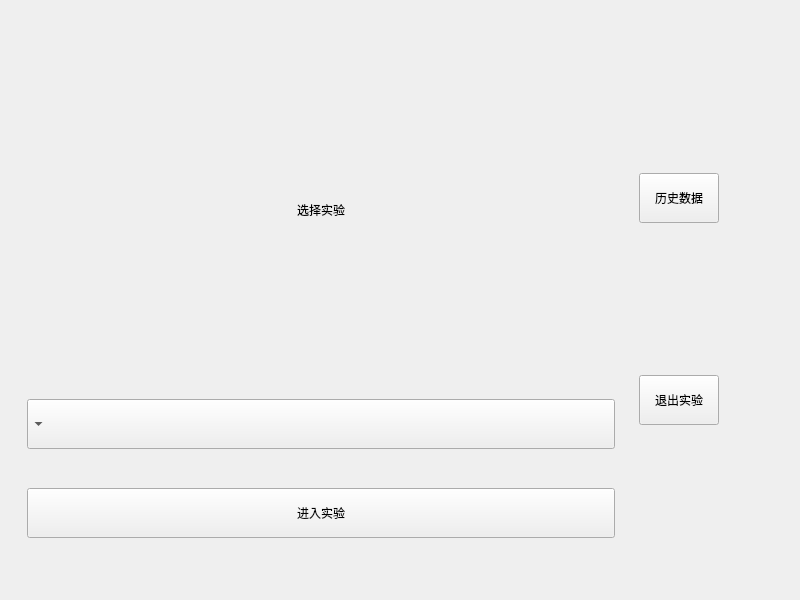
This is forms/mainwindow.ui in ratio-dd/PLC as Qt 5 draws it before an edit. The edited form follows.
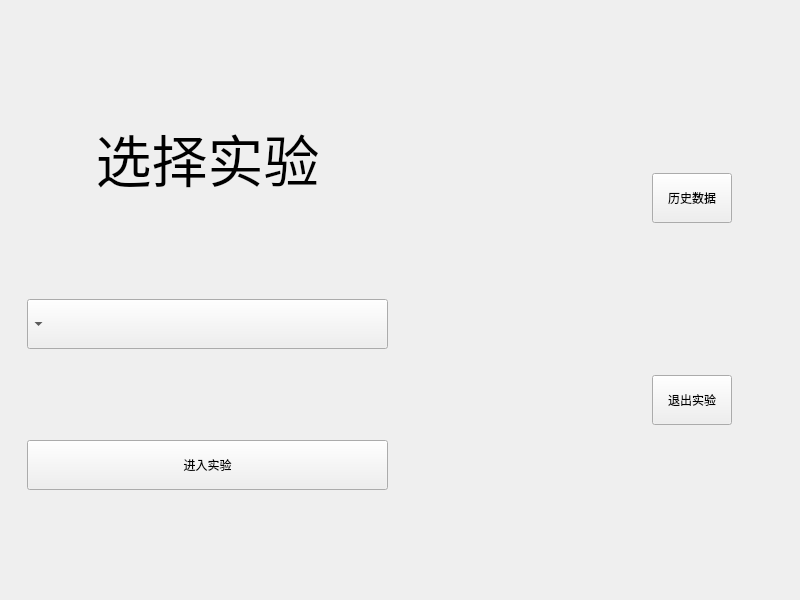
This is the edited form. The open tabs and pages were chosen to show the change. Custom widgets are drawn as their Qt base class.

Commit message: Add exp Page to work

Diff of the .ui file:
```diff
--- a/forms/mainwindow.ui
+++ b/forms/mainwindow.ui
@@ -24,7 +24,7 @@
        <number>0</number>
       </property>
       <widget class="QWidget" name="defultPage">
-       <layout class="QHBoxLayout" name="horizontalLayout_2" stretch="4,1">
+       <layout class="QHBoxLayout" name="horizontalLayout_2" stretch="1,1">
         <item>
          <widget class="QWidget" name="widget" native="true">
           <property name="sizePolicy">
@@ -36,7 +36,10 @@
           <property name="layoutDirection">
            <enum>Qt::RightToLeft</enum>
           </property>
-          <layout class="QVBoxLayout" name="verticalLayout_2" stretch="1,3,1">
+          <layout class="QVBoxLayout" name="verticalLayout_2" stretch="1,3,5">
+           <property name="spacing">
+            <number>10</number>
+           </property>
            <item>
             <widget class="QLabel" name="label1">
              <property name="sizePolicy">
@@ -48,9 +51,22 @@
              <property name="minimumSize">
               <size>
                <width>300</width>
-               <height>300</height>
+               <height>100</height>
               </size>
              </property>
+             <property name="maximumSize">
+              <size>
+               <width>16777215</width>
+               <height>100</height>
+              </size>
+             </property>
+             <property name="font">
+              <font>
+               <pointsize>42</pointsize>
+               <weight>50</weight>
+               <bold>false</bold>
+              </font>
+             </property>
              <property name="text">
               <string>选择实验</string>
              </property>
@@ -61,6 +77,12 @@
            </item>
            <item>
             <widget class="QComboBox" name="expSelectComboBox">
+             <property name="sizePolicy">
+              <sizepolicy hsizetype="Preferred" vsizetype="Fixed">
+               <horstretch>0</horstretch>
+               <verstretch>5</verstretch>
+              </sizepolicy>
+             </property>
              <property name="minimumSize">
               <size>
                <width>0</width>
@@ -83,6 +105,12 @@
            </item>
            <item>
             <widget class="QPushButton" name="enterExpButton">
+             <property name="sizePolicy">
+              <sizepolicy hsizetype="Minimum" vsizetype="Fixed">
+               <horstretch>0</horstretch>
+               <verstretch>5</verstretch>
+              </sizepolicy>
+             </property>
              <property name="minimumSize">
               <size>
                <width>0</width>
@@ -112,9 +140,12 @@
            </sizepolicy>
           </property>
           <property name="layoutDirection">
-           <enum>Qt::LeftToRight</enum>
+           <enum>Qt::RightToLeft</enum>
           </property>
           <layout class="QVBoxLayout" name="verticalLayout">
+           <property name="rightMargin">
+            <number>50</number>
+           </property>
            <item>
             <widget class="QPushButton" name="viewDataButton">
              <property name="sizePolicy">
```
Left out of the diff: 117 changed lines with no effect on the pictures. The commit also changes 2 other files.
